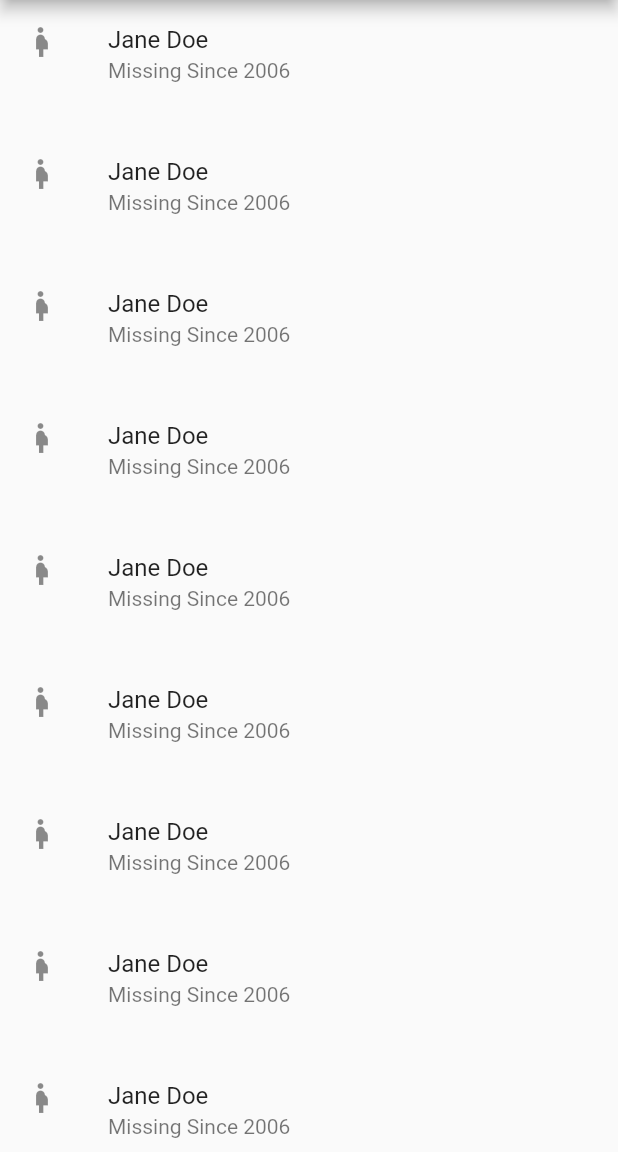
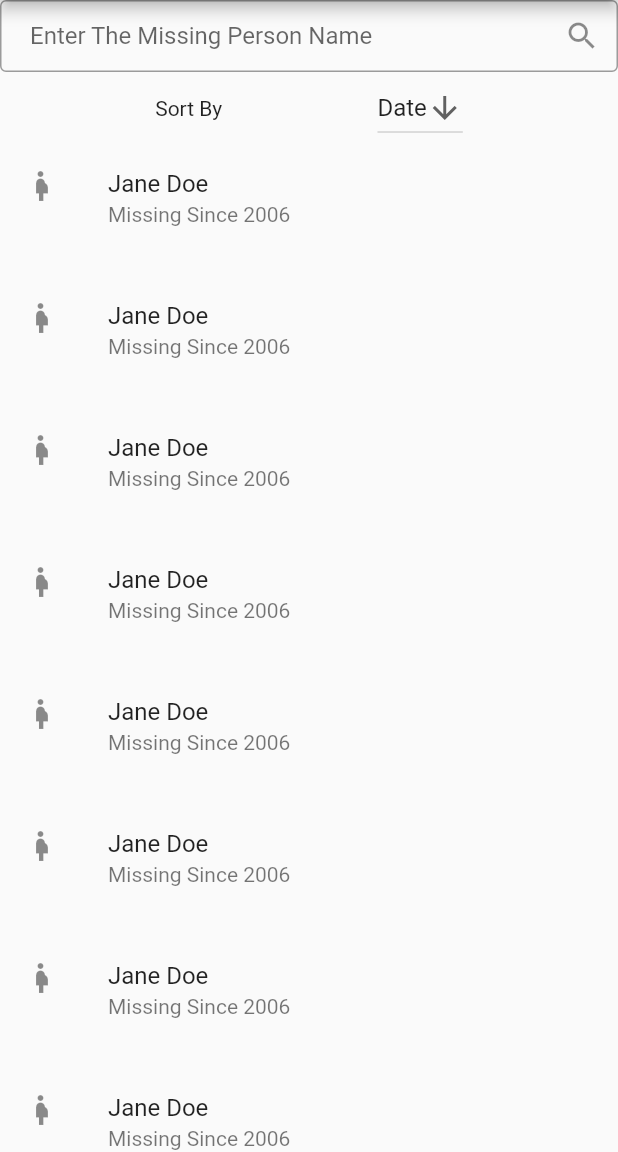
Before and after one commit to pandaandbun/Flutter-RedAlert, a Flutter app: the screen it shows after launch, on a phone screen of 412 x 824 dp, the part 84-1236 px from its top. Run offline on Flutter 3.47's test engine with Material 2 defaults, Android fonts, the phone set to English and light mode, and no system bars.

Commit message:
FEAT - add search, sort and drawer UI

```diff
--- /dev/null
+++ b/lib/Missing Person/missing_person_list.dart
@@ -0,0 +1,19 @@
+import 'package:flutter/material.dart';
+
+class MissingPersonList extends StatelessWidget {
+  @override
+  Widget build(BuildContext context) {
+    return Expanded(
+        child: ListView.separated(
+      itemBuilder: (BuildContext context, int index) => ListTile(
+        leading: Icon(Icons.pregnant_woman),
+        title: Text("Jane Doe"),
+        subtitle: Text("Missing Since 2006"),
+      ),
+      separatorBuilder: (BuildContext context, int index) => Divider(
+        color: Colors.transparent,
+      ),
+      itemCount: 10,
+    ));
+  }
+}
--- /dev/null
+++ b/lib/Missing Person/missing_person_screen.dart
@@ -0,0 +1,26 @@
+import 'package:flutter/material.dart';
+import '../settings_btn.dart';
+import '../drawer.dart';
+import '../search_bar.dart';
+import '../sort_by.dart';
+import 'missing_person_list.dart';
+
+class MissingPerson extends StatelessWidget {
+  @override
+  Widget build(BuildContext context) {
+    return Scaffold(
+      appBar: AppBar(
+        title: Text('Missing Person'),
+        actions: [SettingsBtn()],
+      ),
+      drawer: DrawerMenu(),
+      body: Column(
+        children: [
+          SearchBar(),
+          SortBy(),
+          MissingPersonList(),
+        ],
+      ),
+    );
+  }
+}
--- a/lib/main.dart
+++ b/lib/main.dart
@@ -1,7 +1,7 @@
 import 'package:flutter/material.dart';
-import 'missing_person_screen.dart';
-import 'map_screen.dart';
-import 'saved_person_screen.dart';
+import 'Missing Person/missing_person_screen.dart';
+import 'Map/map_screen.dart';
+import 'Saved/saved_person_screen.dart';
 
 void main() => runApp(MyApp());
 
--- a/lib/missing_person_screen.dart
+++ /dev/null
@@ -1,58 +0,0 @@
-import 'package:flutter/material.dart';
-
-class MissingPerson extends StatelessWidget {
-  @override
-  Widget build(BuildContext context) {
-    return Scaffold(
-      appBar: AppBar(
-        title: Text('Missing Person'),
-        actions: [
-          IconButton(
-            icon: Icon(Icons.settings),
-            tooltip: "Settings",
-            onPressed: null,
-          )
-        ],
-      ),
-      drawer: Drawer(
-        child: ListView(padding: EdgeInsets.zero, children: [
-          DrawerHeader(
-            child: Text(
-              'Red Alert',
-              style: TextStyle(
-                color: Colors.red,
-                fontSize: 24,
-              ),
-            ),
-          ),
-          ListTile(
-            leading: Icon(Icons.list),
-            title: Text('Missing Person'),
-            onTap: () => Navigator.pop(context),
-          ),
-          ListTile(
-            leading: Icon(Icons.map),
-            title: Text('Map'),
-            onTap: () => Navigator.pushNamed(context, '/map'),
-          ),
-          ListTile(
-            leading: Icon(Icons.save),
-            title: Text('Saved'),
-            onTap: () => Navigator.pushNamed(context, '/saved'),
-          ),
-        ]),
-      ),
-      body: ListView.separated(
-        itemBuilder: (BuildContext context, int index) => ListTile(
-          leading: Icon(Icons.pregnant_woman),
-          title: Text("Jane Doe"),
-          subtitle: Text("Missing Since 2006"),
-        ),
-        separatorBuilder: (BuildContext context, int index) => Divider(
-          color: Colors.transparent,
-        ),
-        itemCount: 10,
-      ),
-    );
-  }
-}
--- /dev/null
+++ b/lib/search_bar.dart
@@ -0,0 +1,22 @@
+import 'package:flutter/material.dart';
+
+class SearchBar extends StatelessWidget {
+  final _formKey = GlobalKey<FormState>();
+
+  @override
+  Widget build(BuildContext context) {
+    return Form(
+      key: _formKey,
+      child: TextFormField(
+        decoration: const InputDecoration(
+          suffixIcon: Icon(Icons.search),
+          hintText: 'John Doe',
+          labelText: 'Enter The Missing Person Name',
+          contentPadding: EdgeInsets.symmetric(horizontal: 20),
+          border: OutlineInputBorder(),
+        ),
+        validator: (String value) => null,
+      ),
+    );
+  }
+}
--- /dev/null
+++ b/lib/settings_btn.dart
@@ -0,0 +1,12 @@
+import 'package:flutter/material.dart';
+
+class SettingsBtn extends StatelessWidget {
+  @override
+  Widget build(BuildContext context) {
+    return IconButton(
+      icon: Icon(Icons.settings),
+      tooltip: "Settings",
+      onPressed: null,
+    );
+  }
+}
--- /dev/null
+++ b/lib/sort_by.dart
@@ -0,0 +1,32 @@
+import 'package:flutter/material.dart';
+
+class SortBy extends StatefulWidget {
+  @override
+  _SortByState createState() => _SortByState();
+}
+
+class _SortByState extends State<SortBy> {
+  String dropDownValue = "Date";
+
+  @override
+  Widget build(BuildContext context) {
+    return Row(
+      mainAxisAlignment: MainAxisAlignment.spaceEvenly,
+      children: [
+        Text("Sort By"),
+        DropdownButton<String>(
+            value: dropDownValue,
+            icon: Icon(Icons.arrow_downward),
+            items: <String>["Date", "Age", "Area"]
+                .map<DropdownMenuItem<String>>((String value) =>
+                    DropdownMenuItem<String>(value: value, child: Text(value)))
+                .toList(),
+            onChanged: (String newValue) {
+              setState(() {
+                dropDownValue = newValue;
+              });
+            }),
+      ],
+    );
+  }
+}
```
Also changed, not shown: lib/Map/map_screen.dart (renamed from lib/map_screen.dart, +4 -7 lines), lib/Saved/saved_person_screen.dart (added, +33 -0 lines), lib/drawer.dart (added, +53 -0 lines), lib/saved_person_screen.dart (deleted, +0 -30 lines).
